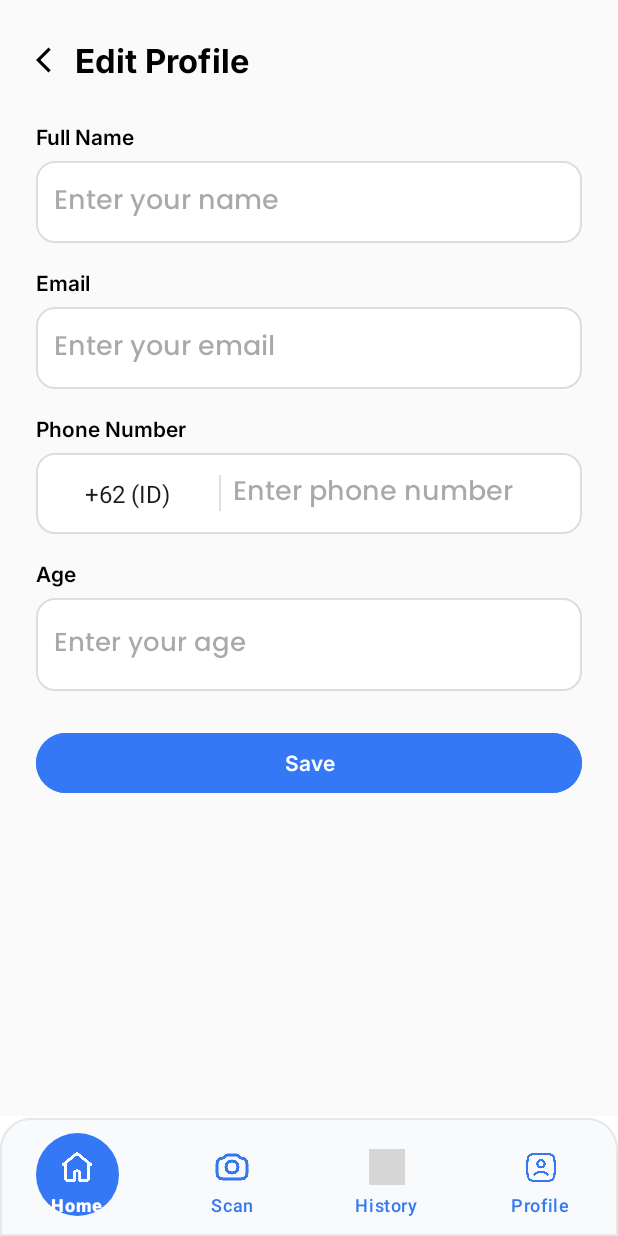
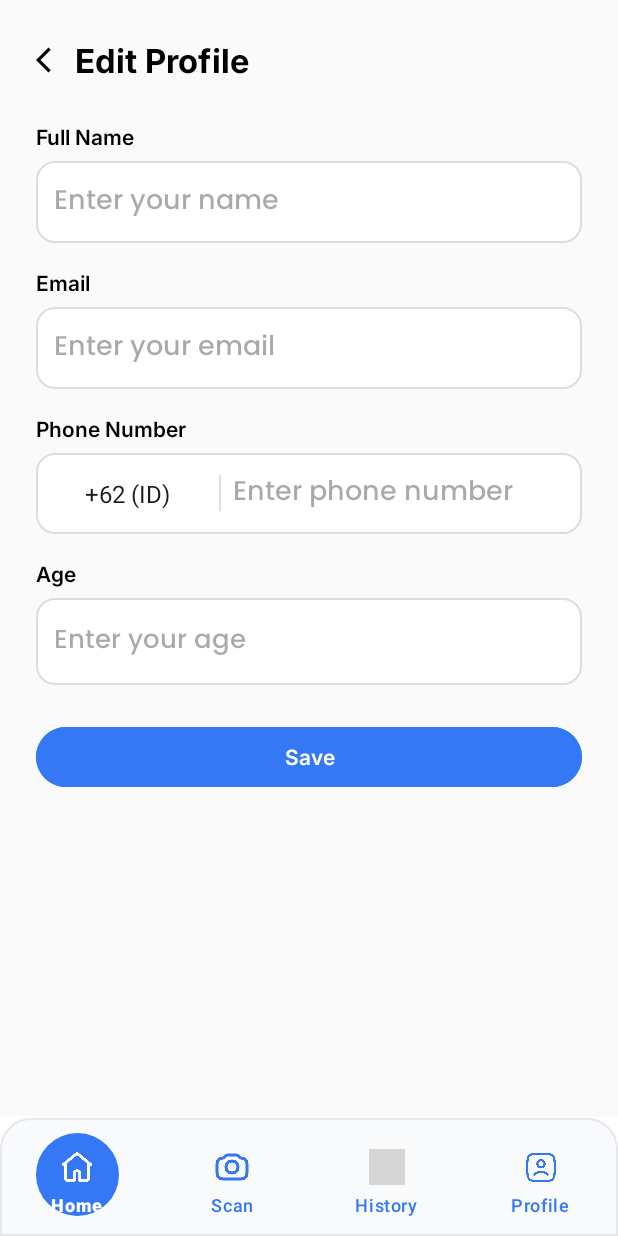
Before and after one commit to DarrylIsw/DermaHealth, an Android app: the fragment EditProfileFragment placed in its activity, on a phone screen of 412 x 824 dp. Run offline under Robolectric (Android 15) with nearby library versions, the phone set to English and light mode, and no system bars; pictures from the network do not load; grey boxes are pictures that could not be loaded.

Commit message:
Commit 24 - Fixes in Edit profile

```diff
--- a/app/src/main/java/com/example/dermahealth/fragments/EditProfileFragment.kt
+++ b/app/src/main/java/com/example/dermahealth/fragments/EditProfileFragment.kt
@@ -36,12 +36,6 @@ class EditProfileFragment : Fragment() {
         spinnerCountryCode = view.findViewById(R.id.spinner_country_code)
 
         val sharedPref = requireActivity().getSharedPreferences("UserProfile", Context.MODE_PRIVATE)
-
-        // === Load saved data ===
-        etName.setText(sharedPref.getString("name", ""))
-        etEmail.setText(sharedPref.getString("email", ""))
-        etPhone.setText(sharedPref.getString("phone", ""))
-        etAge.setText(sharedPref.getString("age", ""))
 
         // Load spinner data
         val savedCountryIndex = sharedPref.getInt("countryCodeIndex", 3) // Default: +62 (ID)
--- a/app/src/main/res/layout/fragment_edit_profile.xml
+++ b/app/src/main/res/layout/fragment_edit_profile.xml
@@ -182,7 +182,7 @@
                 android:inputType="number"
                 android:maxLength="2"
                 android:textSize="17.5sp"
-                android:paddingVertical="4dp" />
+                android:paddingVertical="1.8dp" />
         </LinearLayout>
 
         <!-- ========== BUTTON SAVE ========== -->
```
